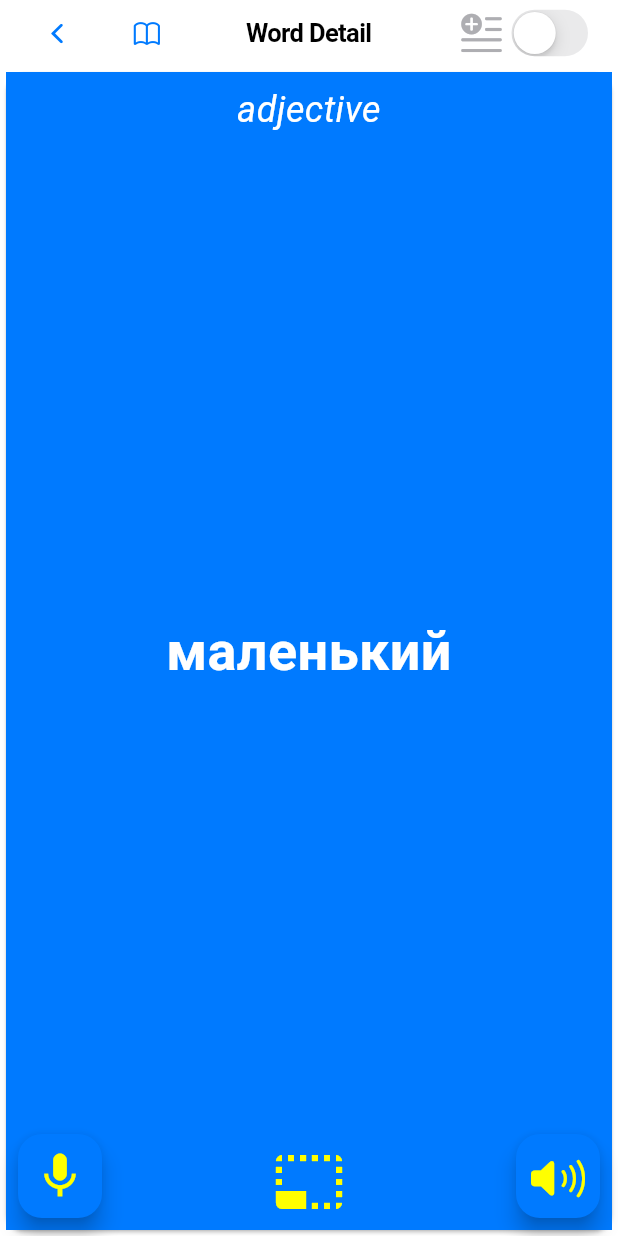
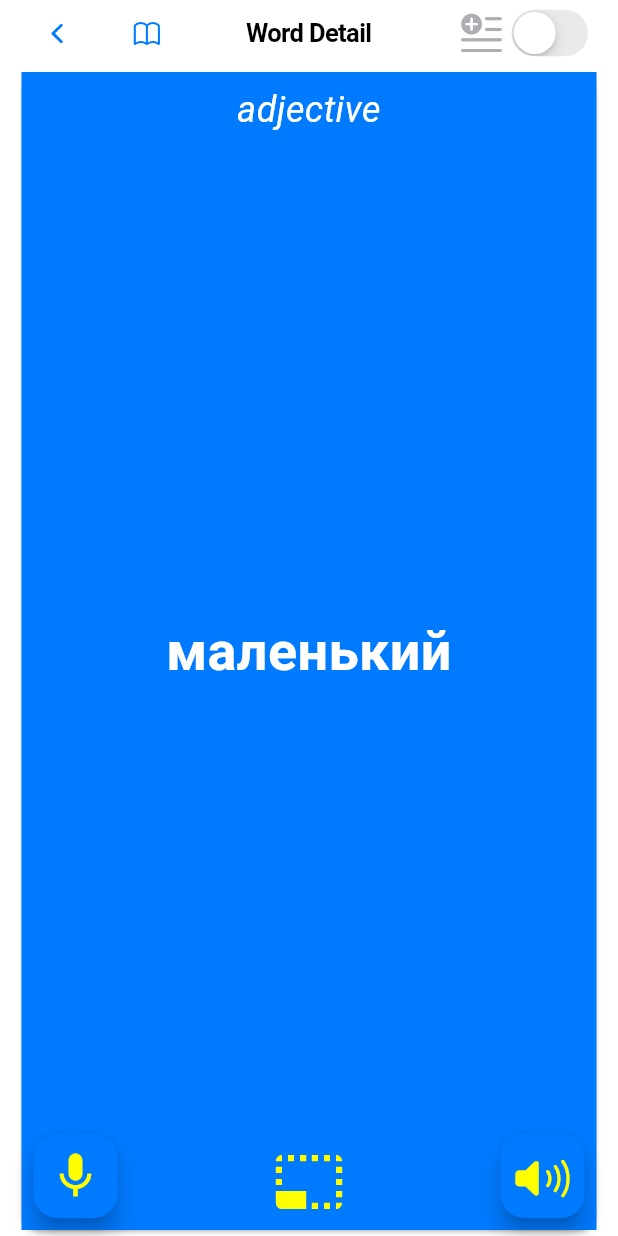
Before and after one commit to kcarta/flash-cards-ru, a Flutter app: the screen it shows after launch, after a tap on "маленький", on a phone screen of 412 x 824 dp. Run offline on Flutter 3.47's test engine with Material 3 defaults, Android fonts, the phone set to English and light mode, and no system bars; our stand-ins replace flutter_tts, speech_to_text, sqflite; missing offline and left inert: string_extensions, translit; accounts and stored records are empty.

Commit message:
Unify learning and single word views

```diff
--- a/lib/views/home_view.dart
+++ b/lib/views/home_view.dart
@@ -1,11 +1,10 @@
-import 'package:flash_cards/widgets/filter_panel.dart';
 import 'package:flutter/cupertino.dart';
 import 'package:flutter/material.dart';
 import 'package:translit/translit.dart';
+import 'word_view.dart';
 import '../models/word_model.dart';
 import '../services/database_service.dart';
-import 'learning_view.dart';
-import 'single_word_view.dart';
+import '../widgets/filter_panel.dart';
 
 class HomeView extends StatefulWidget {
   const HomeView({super.key});
@@ -159,9 +158,7 @@ class _HomeViewState extends State<HomeView> {
     await Navigator.push(
       context,
       CupertinoPageRoute(builder: (context) {
-        // Pass unlearned words matching the current type filters to the LearningView
-        List<Word> wordsToLearn = _unlearnedWords.where((word) => _typeFilters[word.type] ?? false).toList();
-        return LearningView(words: wordsToLearn);
+        return WordView(words: _filteredWords, isFlashcardMode: true);
       }),
     );
     _loadWords();
@@ -247,7 +244,7 @@ class WordTile extends StatelessWidget {
         trailing: Icon(word.isLearned ? CupertinoIcons.check_mark_circled_solid : CupertinoIcons.circle),
         onTap: () => Navigator.push(
           context,
-          CupertinoPageRoute(builder: (context) => SingleWordView(word: word)),
+          CupertinoPageRoute(builder: (context) => WordView(words: [word], isFlashcardMode: false)),
         ),
       ),
     );
--- a/lib/views/single_word_view.dart
+++ /dev/null
@@ -1,60 +0,0 @@
-import 'package:flash_cards/widgets/grammar_rules_overlay.dart';
-import 'package:flash_cards/widgets/word_card.dart';
-import 'package:flutter/cupertino.dart';
-import '../models/word_model.dart';
-
-class SingleWordView extends StatefulWidget {
-  final Word word;
-
-  const SingleWordView({super.key, required this.word});
-
-  @override
-  State<SingleWordView> createState() => _SingleWordViewState();
-}
-
-class _SingleWordViewState extends State<SingleWordView> {
-  bool _showForms = false;
-  @override
-  Widget build(BuildContext context) {
-    return CupertinoPageScaffold(
-      navigationBar: CupertinoNavigationBar(
-          leading: Row(
-            mainAxisSize: MainAxisSize.min,
-            children: [
-              CupertinoButton(
-                padding: EdgeInsets.zero,
-                child: const Icon(CupertinoIcons.back, color: CupertinoColors.activeBlue),
-                onPressed: () => Navigator.of(context).pop(),
-              ),
-              const SizedBox(width: 16),
-              const GrammarRulesOverlay(),
-            ],
-          ),
-          middle: const Text('Word Detail'),
-          trailing: Row(
-            mainAxisSize: MainAxisSize.min,
-            children: [
-              Icon(CupertinoIcons.text_badge_plus,
-                  color: _showForms ? CupertinoColors.activeBlue : CupertinoColors.systemGrey2),
-              CupertinoSwitch(
-                activeColor: CupertinoColors.activeBlue,
-                value: _showForms,
-                onChanged: (bool value) {
-                  setState(() {
-                    _showForms = value;
-                  });
-                },
-              ),
-            ],
-          )),
-      child: SafeArea(
-        child: Center(
-          child: WordCard(
-            word: widget.word,
-            showForms: _showForms,
-          ),
-        ),
-      ),
-    );
-  }
-}
--- /dev/null
+++ b/lib/views/word_view.dart
@@ -0,0 +1,111 @@
+import 'package:flutter/cupertino.dart';
+import 'package:flash_cards/widgets/grammar_rules_overlay.dart';
+import 'package:flash_cards/widgets/word_card.dart';
+import '../models/word_model.dart';
+import '../services/database_service.dart';
+
+class WordView extends StatefulWidget {
+  final List<Word> words;
+  final bool isFlashcardMode;
+
+  const WordView({super.key, required this.words, this.isFlashcardMode = false});
+
+  @override
+  State<WordView> createState() => _WordViewState();
+}
+
+class _WordViewState extends State<WordView> {
+  int currentIndex = 0;
+  bool _showForms = false;
+
+  @override
+  void initState() {
+    super.initState();
+    if (widget.isFlashcardMode) {
+      widget.words.shuffle(); // Shuffle only if in flashcard mode
+    }
+  }
+
+  void _handleCardSwipe(bool isLearned) {
+    DatabaseService dbService = DatabaseService();
+    if (currentIndex < widget.words.length) {
+      Word currentWord = widget.words[currentIndex];
+      dbService.updateWordLearnedStatus(currentWord.id!, isLearned);
+
+      if (widget.isFlashcardMode) {
+        setState(() {
+          currentIndex++;
+        });
+      } else {
+        // In single word view mode, reset currentIndex to 0 to "reload" the card
+        setState(() {
+          // Optionally, you might want to show some feedback or update the UI
+          // to reflect the word's new 'learned' status before resetting the index
+          currentIndex = 0;
+        });
+      }
+    }
+  }
+
+  @override
+  Widget build(BuildContext context) {
+    return CupertinoPageScaffold(
+      navigationBar: CupertinoNavigationBar(
+        leading: Row(
+          mainAxisSize: MainAxisSize.min,
+          children: [
+            CupertinoButton(
+              padding: EdgeInsets.zero,
+              child: const Icon(CupertinoIcons.back, color: CupertinoColors.activeBlue),
+              onPressed: () => Navigator.of(context).pop(),
+            ),
+            const SizedBox(width: 16),
+            const GrammarRulesOverlay(),
+          ],
+        ),
+        middle: Text(widget.isFlashcardMode ? 'Learning Session' : 'Word Detail'),
+        trailing: Row(
+          mainAxisSize: MainAxisSize.min,
+          children: [
+            Icon(CupertinoIcons.text_badge_plus,
+                color: _showForms ? CupertinoColors.activeBlue : CupertinoColors.systemGrey2),
+            CupertinoSwitch(
+              activeColor: CupertinoColors.activeBlue,
+              value: _showForms,
+              onChanged: (bool value) {
+                setState(() {
+                  _showForms = value;
+                });
+              },
+            ),
+          ],
+        ),
+      ),
+      child: SafeArea(
+        child: Center(
+          child: currentIndex < widget.words.length
+              ? SizedBox(
+                  width: MediaQuery.of(context).size.width * 0.95,
+                  height: MediaQuery.of(context).size.height * 0.95,
+                  child: Dismissible(
+                    resizeDuration: const Duration(milliseconds: 100),
+                    key: UniqueKey(), // Ensure the card can be dismissed again
+                    direction: DismissDirection.horizontal,
+                    onDismissed: (direction) {
+                      bool isLearned = direction == DismissDirection.startToEnd;
+                      _handleCardSwipe(isLearned);
+                    },
+                    background: Container(color: CupertinoColors.systemGreen),
+                    secondaryBackground: Container(color: CupertinoColors.systemRed),
+                    child: WordCard(
+                      word: widget.words[currentIndex],
+                      showForms: _showForms,
+                    ),
+                  ),
+                )
+              : const Text('No more words to learn!', style: TextStyle(fontSize: 24)),
+        ),
+      ),
+    );
+  }
+}
```
Also changed, not shown: lib/views/learning_view.dart (deleted, +0 -95 lines).
